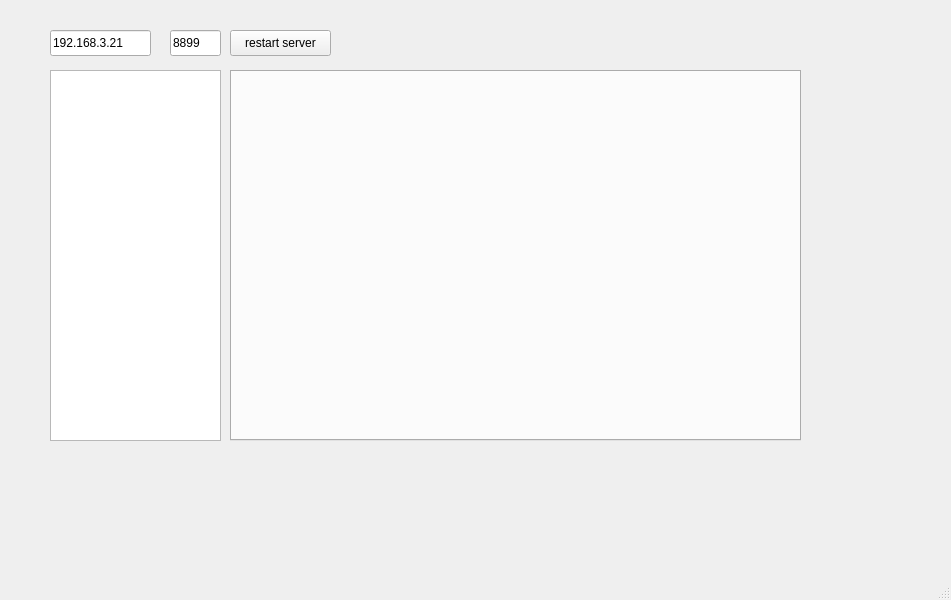
Before: the Qt Designer form ui/MainWindow.ui in yrj2009yrj/RadarServer, drawn with Qt 5.
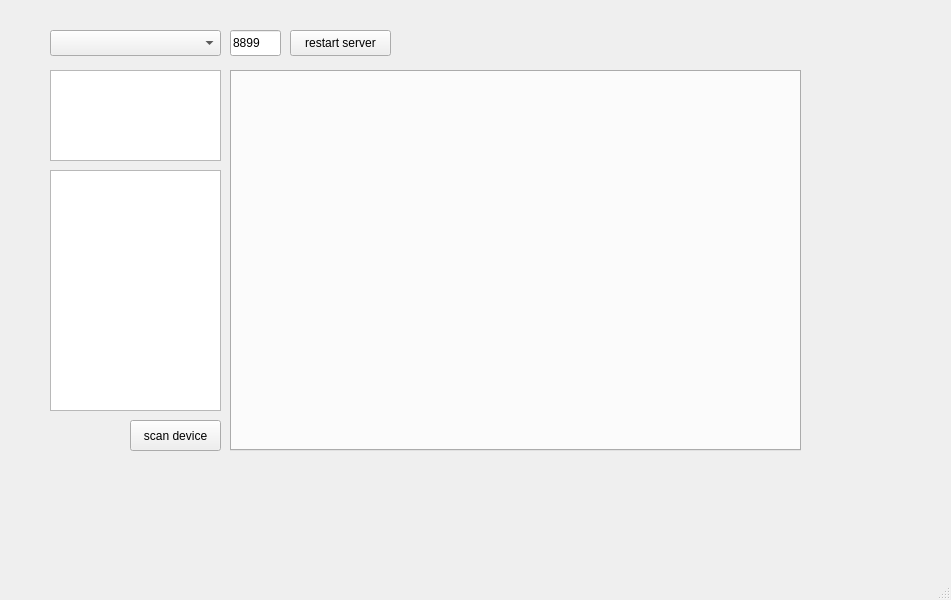
After: the same form once the commit is applied.

Diff of the .ui file:
```diff
--- a/ui/MainWindow.ui
+++ b/ui/MainWindow.ui
@@ -14,23 +14,10 @@
    <string>MainWindow</string>
   </property>
   <widget class="QWidget" name="centralwidget">
-   <widget class="QLineEdit" name="leServerAddress">
-    <property name="geometry">
-     <rect>
-      <x>50</x>
-      <y>30</y>
-      <width>101</width>
-      <height>26</height>
-     </rect>
-    </property>
-    <property name="text">
-     <string>192.168.3.21</string>
-    </property>
-   </widget>
    <widget class="QLineEdit" name="leServerPort">
     <property name="geometry">
      <rect>
-      <x>170</x>
+      <x>230</x>
       <y>30</y>
       <width>51</width>
       <height>26</height>
@@ -43,7 +30,7 @@
    <widget class="QPushButton" name="btnRestartServer">
     <property name="geometry">
      <rect>
-      <x>230</x>
+      <x>290</x>
       <y>30</y>
       <width>101</width>
       <height>26</height>
@@ -59,7 +46,7 @@
       <x>50</x>
       <y>70</y>
       <width>171</width>
-      <height>371</height>
+      <height>91</height>
      </rect>
     </property>
    </widget>
@@ -69,13 +56,46 @@
       <x>230</x>
       <y>70</y>
       <width>571</width>
-      <height>371</height>
+      <height>381</height>
      </rect>
     </property>
     <property name="currentIndex">
      <number>-1</number>
     </property>
    </widget>
+   <widget class="QPushButton" name="btnScanDevice">
+    <property name="geometry">
+     <rect>
+      <x>130</x>
+      <y>420</y>
+      <width>91</width>
+      <height>31</height>
+     </rect>
+    </property>
+    <property name="text">
+     <string>scan device</string>
+    </property>
+   </widget>
+   <widget class="QComboBox" name="cmbServiceIp">
+    <property name="geometry">
+     <rect>
+      <x>50</x>
+      <y>30</y>
+      <width>171</width>
+      <height>26</height>
+     </rect>
+    </property>
+   </widget>
+   <widget class="QListWidget" name="lwdScanResult">
+    <property name="geometry">
+     <rect>
+      <x>50</x>
+      <y>170</y>
+      <width>171</width>
+      <height>241</height>
+     </rect>
+    </property>
+   </widget>
   </widget>
   <widget class="QMenuBar" name="menubar">
    <property name="geometry">
```
